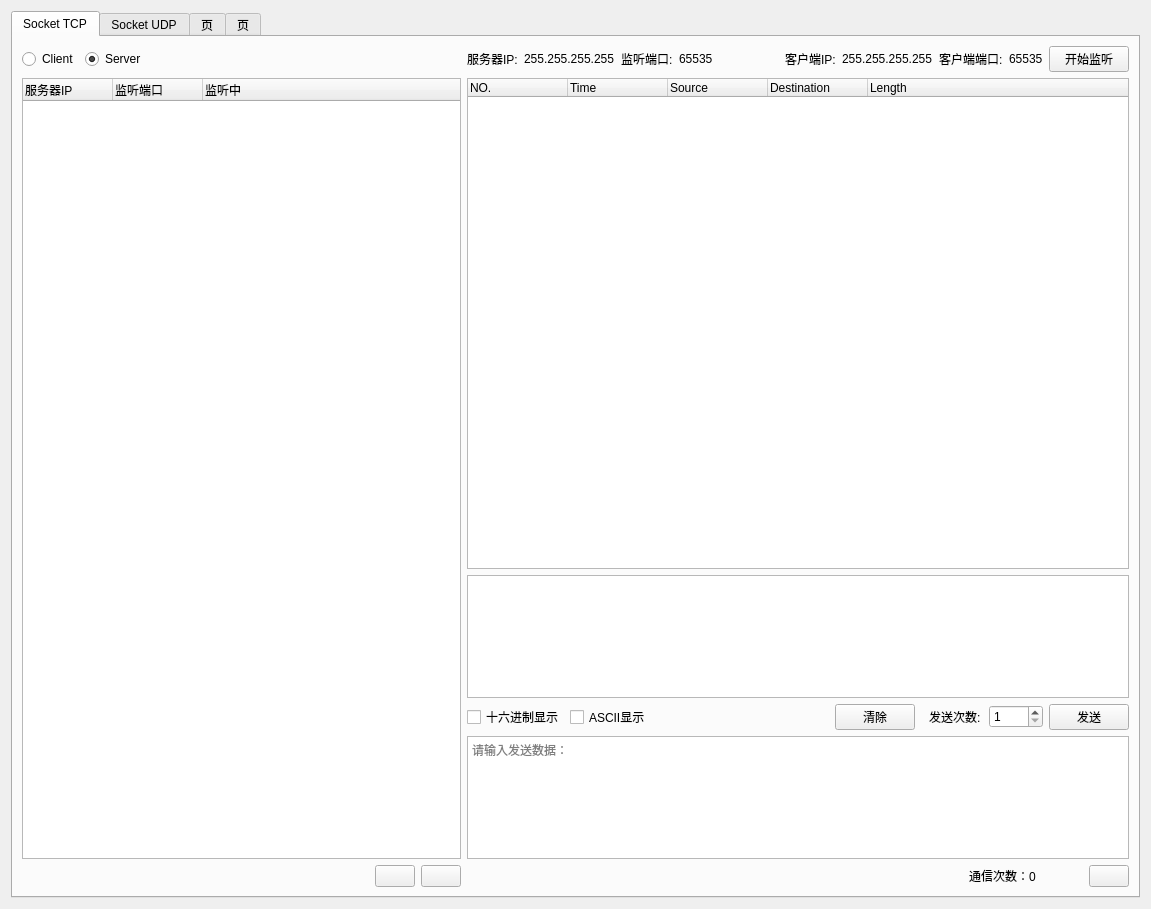
Old version of the form PythonProjects/OmronOfficeSystem/communication/CommunicationUi.ui in the repository MmMmMqianq/OmronOfficeSystem.
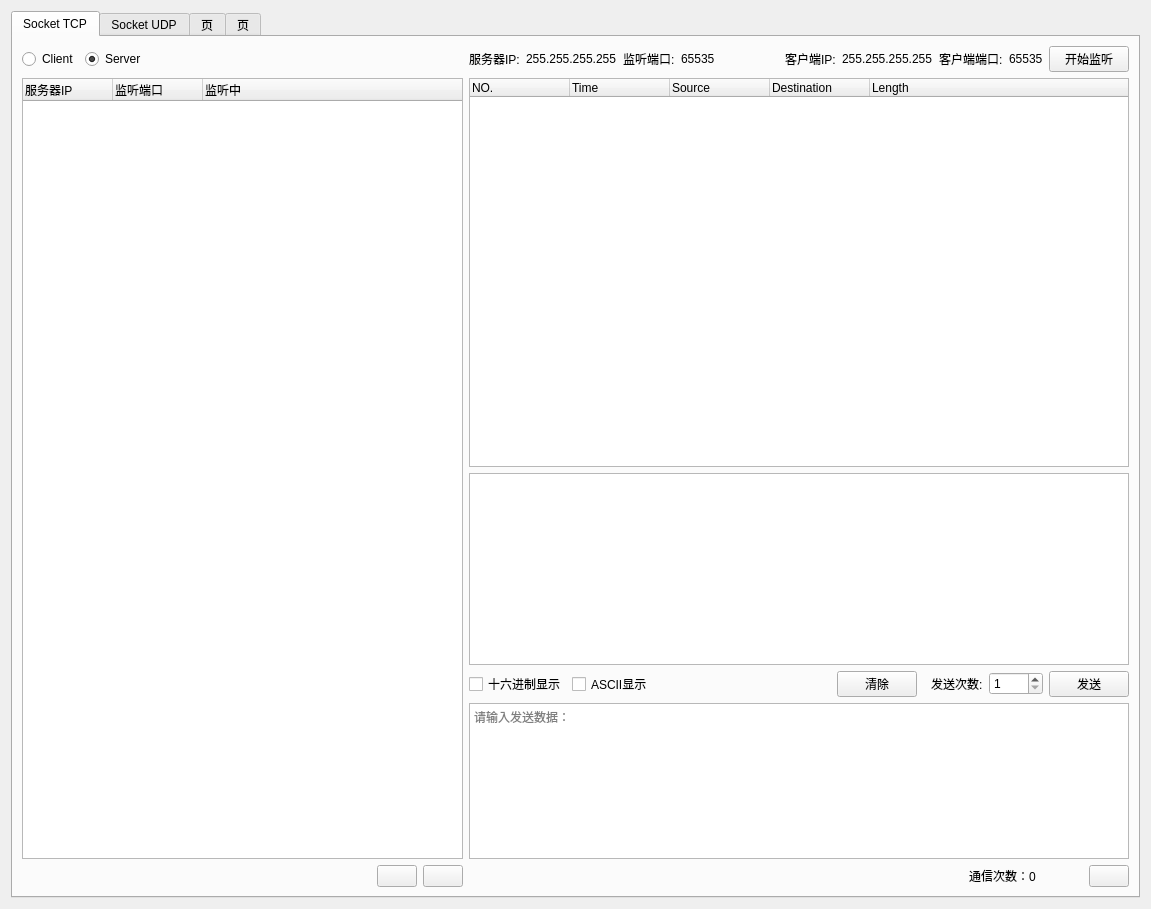
New version of the form. Icons and pictures are not drawn.

What changed in the file:
```diff
--- a/PythonProjects/OmronOfficeSystem/communication/CommunicationUi.ui
+++ b/PythonProjects/OmronOfficeSystem/communication/CommunicationUi.ui
@@ -28,7 +28,7 @@
       </attribute>
       <layout class="QVBoxLayout" name="verticalLayout">
        <item>
-        <layout class="QGridLayout" name="gridLayout" rowstretch="0,8,2,0,2,0" columnstretch="2,2,3,3,3">
+        <layout class="QGridLayout" name="gridLayout" rowstretch="0,5,0,0,2,0" columnstretch="2,0,0,0,0">
          <property name="horizontalSpacing">
           <number>-1</number>
          </property>
@@ -157,36 +157,128 @@
            </item>
           </layout>
          </item>
-         <item row="5" column="0">
-          <spacer name="horizontalSpacer_6">
-           <property name="orientation">
-            <enum>Qt::Horizontal</enum>
+         <item row="1" column="2" colspan="3">
+          <widget class="QTreeWidget" name="overViewTree">
+           <column>
+            <property name="text">
+             <string>NO.</string>
+            </property>
+           </column>
+           <column>
+            <property name="text">
+             <string>Time</string>
+            </property>
+            <property name="font">
+             <font>
+              <bold>false</bold>
+             </font>
+            </property>
+           </column>
+           <column>
+            <property name="text">
+             <string>Source</string>
+            </property>
+           </column>
+           <column>
+            <property name="text">
+             <string>Destination</string>
+            </property>
+           </column>
+           <column>
+            <property name="text">
+             <string>Length</string>
+            </property>
+           </column>
+          </widget>
+         </item>
+         <item row="5" column="1">
+          <layout class="QHBoxLayout" name="horizontalLayout_5" stretch="0,0,0">
+           <property name="spacing">
+            <number>-1</number>
            </property>
-           <property name="sizeType">
-            <enum>QSizePolicy::Fixed</enum>
-           </property>
-           <property name="sizeHint" stdset="0">
-            <size>
-             <width>103</width>
-             <height>20</height>
-            </size>
-           </property>
-          </spacer>
+           <item>
+            <spacer name="horizontalSpacer_4">
+             <property name="orientation">
+              <enum>Qt::Horizontal</enum>
+             </property>
+             <property name="sizeHint" stdset="0">
+              <size>
+               <width>40</width>
+               <height>20</height>
+              </size>
+             </property>
+            </spacer>
+           </item>
+           <item>
+            <widget class="QPushButton" name="minusBtn">
+             <property name="sizePolicy">
+              <sizepolicy hsizetype="Fixed" vsizetype="Fixed">
+               <horstretch>0</horstretch>
+               <verstretch>0</verstretch>
+              </sizepolicy>
+             </property>
+             <property name="toolTip">
+              <string>删除客户端/服务器</string>
+             </property>
+             <property name="layoutDirection">
+              <enum>Qt::LeftToRight</enum>
+             </property>
+             <property name="text">
+              <string/>
+             </property>
+             <property name="icon">
+              <iconset>
+               <normaloff>images/minus.png</normaloff>images/minus.png</iconset>
+             </property>
+            </widget>
+           </item>
+           <item>
+            <widget class="QPushButton" name="plusBtn">
+             <property name="sizePolicy">
+              <sizepolicy hsizetype="Fixed" vsizetype="Fixed">
+               <horstretch>0</horstretch>
+               <verstretch>0</verstretch>
+              </sizepolicy>
+             </property>
+             <property name="baseSize">
+              <size>
+               <width>0</width>
+               <height>0</height>
+              </size>
+             </property>
+             <property name="toolTip">
+              <string>增加客户端/服务器</string>
+             </property>
+             <property name="layoutDirection">
+              <enum>Qt::LeftToRight</enum>
+             </property>
+             <property name="text">
+              <string/>
+             </property>
+             <property name="icon">
+              <iconset>
+               <normaloff>images/plus.png</normaloff>images/plus.png</iconset>
+             </property>
+             <property name="iconSize">
+              <size>
+               <width>16</width>
+               <height>16</height>
+              </size>
+             </property>
+            </widget>
+           </item>
+          </layout>
          </item>
-         <item row="5" column="4">
-          <widget class="QPushButton" name="settingBtn">
+         <item row="5" column="3">
+          <widget class="QLabel" name="label_9">
            <property name="sizePolicy">
-            <sizepolicy hsizetype="Fixed" vsizetype="Fixed">
+            <sizepolicy hsizetype="Fixed" vsizetype="Preferred">
              <horstretch>0</horstretch>
              <verstretch>0</verstretch>
             </sizepolicy>
            </property>
            <property name="text">
-            <string/>
-           </property>
-           <property name="icon">
-            <iconset>
-             <normaloff>images/cog.png</normaloff>images/cog.png</iconset>
+            <string>通信次数：0              </string>
            </property>
           </widget>
          </item>
@@ -230,86 +322,6 @@
            </column>
           </widget>
          </item>
-         <item row="0" column="0" colspan="2">
-          <layout class="QHBoxLayout" name="horizontalLayout_2" stretch="0,0">
-           <property name="spacing">
-            <number>-1</number>
-           </property>
-           <property name="sizeConstraint">
-            <enum>QLayout::SetDefaultConstraint</enum>
-           </property>
-           <property name="topMargin">
-            <number>0</number>
-           </property>
-           <item>
-            <widget class="QRadioButton" name="clientBtn">
-             <property name="sizePolicy">
-              <sizepolicy hsizetype="Fixed" vsizetype="Fixed">
-               <horstretch>0</horstretch>
-               <verstretch>0</verstretch>
-              </sizepolicy>
-             </property>
-             <property name="layoutDirection">
-              <enum>Qt::LeftToRight</enum>
-             </property>
-             <property name="text">
-              <string>Client</string>
-             </property>
-             <property name="checked">
-              <bool>false</bool>
-             </property>
-             <attribute name="buttonGroup">
-              <string notr="true">CSGroup</string>
-             </attribute>
-            </widget>
-           </item>
-           <item>
-            <widget class="QRadioButton" name="serverBtn">
-             <property name="sizePolicy">
-              <sizepolicy hsizetype="Minimum" vsizetype="Fixed">
-               <horstretch>0</horstretch>
-               <verstretch>0</verstretch>
-              </sizepolicy>
-             </property>
-             <property name="text">
-              <string>Server</string>
-             </property>
-             <property name="checked">
-              <bool>true</bool>
-             </property>
-             <attribute name="buttonGroup">
-              <string notr="true">CSGroup</string>
-             </attribute>
-            </widget>
-           </item>
-          </layout>
-         </item>
-         <item row="5" column="3">
-          <widget class="QLabel" name="label_9">
-           <property name="sizePolicy">
-            <sizepolicy hsizetype="Fixed" vsizetype="Preferred">
-             <horstretch>0</horstretch>
-             <verstretch>0</verstretch>
-            </sizepolicy>
-           </property>
-           <property name="text">
-            <string>通信次数：0              </string>
-           </property>
-          </widget>
-         </item>
-         <item row="5" column="2">
-          <spacer name="horizontalSpacer_2">
-           <property name="orientation">
-            <enum>Qt::Horizontal</enum>
-           </property>
-           <property name="sizeHint" stdset="0">
-            <size>
-             <width>168</width>
-             <height>20</height>
-            </size>
-           </property>
-          </spacer>
-         </item>
          <item row="3" column="2" colspan="3">
           <layout class="QHBoxLayout" name="horizontalLayout_3">
            <property name="leftMargin">
@@ -421,6 +433,73 @@
            </item>
           </layout>
          </item>
+         <item row="0" column="0" colspan="2">
+          <layout class="QHBoxLayout" name="horizontalLayout_2" stretch="0,0">
+           <property name="spacing">
+            <number>-1</number>
+           </property>
+           <property name="sizeConstraint">
+            <enum>QLayout::SetDefaultConstraint</enum>
+           </property>
+           <property name="topMargin">
+            <number>0</number>
+           </property>
+           <item>
+            <widget class="QRadioButton" name="clientBtn">
+             <property name="sizePolicy">
+              <sizepolicy hsizetype="Fixed" vsizetype="Fixed">
+               <horstretch>0</horstretch>
+               <verstretch>0</verstretch>
+              </sizepolicy>
+             </property>
+             <property name="layoutDirection">
+              <enum>Qt::LeftToRight</enum>
+             </property>
+             <property name="text">
+              <string>Client</string>
+             </property>
+             <property name="checked">
+              <bool>false</bool>
+             </property>
+             <attribute name="buttonGroup">
+              <string notr="true">CSGroup</string>
+             </attribute>
+            </widget>
+           </item>
+           <item>
+            <widget class="QRadioButton" name="serverBtn">
+             <property name="sizePolicy">
+              <sizepolicy hsizetype="Minimum" vsizetype="Fixed">
+               <horstretch>0</horstretch>
+               <verstretch>0</verstretch>
+              </sizepolicy>
+             </property>
+             <property name="text">
+              <string>Server</string>
+             </property>
+             <property name="checked">
+              <bool>true</bool>
+             </property>
+             <attribute name="buttonGroup">
+              <string notr="true">CSGroup</string>
+             </attribute>
+            </widget>
+           </item>
+          </layout>
+         </item>
+         <item row="5" column="2">
+          <spacer name="horizontalSpacer_2">
+           <property name="orientation">
+            <enum>Qt::Horizontal</enum>
+           </property>
+           <property name="sizeHint" stdset="0">
+            <size>
+             <width>168</width>
+             <height>20</height>
+            </size>
+           </property>
+          </spacer>
+         </item>
          <item row="4" column="2" colspan="3">
           <widget class="QTextEdit" name="sendDataEdit">
            <property name="readOnly">
@@ -431,121 +510,42 @@
            </property>
           </widget>
          </item>
-         <item row="5" column="1">
-          <layout class="QHBoxLayout" name="horizontalLayout_5" stretch="0,0,0">
-           <property name="spacing">
-            <number>-1</number>
+         <item row="5" column="0">
+          <spacer name="horizontalSpacer_6">
+           <property name="orientation">
+            <enum>Qt::Horizontal</enum>
            </property>
-           <item>
-            <spacer name="horizontalSpacer_4">
-             <property name="orientation">
-              <enum>Qt::Horizontal</enum>
-             </property>
-             <property name="sizeHint" stdset="0">
-              <size>
-               <width>40</width>
-               <height>20</height>
-              </size>
-             </property>
-            </spacer>
-           </item>
-           <item>
-            <widget class="QPushButton" name="minusBtn">
-             <property name="sizePolicy">
-              <sizepolicy hsizetype="Fixed" vsizetype="Fixed">
-               <horstretch>0</horstretch>
-               <verstretch>0</verstretch>
-              </sizepolicy>
-             </property>
-             <property name="toolTip">
-              <string>删除客户端/服务器</string>
-             </property>
-             <property name="layoutDirection">
-              <enum>Qt::LeftToRight</enum>
-             </property>
-             <property name="text">
-              <string/>
-             </property>
-             <property name="icon">
-              <iconset>
-               <normaloff>images/minus.png</normaloff>images/minus.png</iconset>
-             </property>
-            </widget>
-           </item>
-           <item>
-            <widget class="QPushButton" name="plusBtn">
-             <property name="sizePolicy">
-              <sizepolicy hsizetype="Fixed" vsizetype="Fixed">
-               <horstretch>0</horstretch>
-               <verstretch>0</verstretch>
-              </sizepolicy>
-             </property>
-             <property name="baseSize">
-              <size>
-               <width>0</width>
-               <height>0</height>
-              </size>
-             </property>
-             <property name="toolTip">
-              <string>增加客户端/服务器</string>
-             </property>
-             <property name="layoutDirection">
-              <enum>Qt::LeftToRight</enum>
-             </property>
-             <property name="text">
-              <string/>
-             </property>
-             <property name="icon">
-              <iconset>
-               <normaloff>images/plus.png</normaloff>images/plus.png</iconset>
-             </property>
-             <property name="iconSize">
-              <size>
-               <width>16</width>
-               <height>16</height>
-              </size>
-             </property>
-            </widget>
-           </item>
-          </layout>
+           <property name="sizeType">
+            <enum>QSizePolicy::Fixed</enum>
+           </property>
+           <property name="sizeHint" stdset="0">
+            <size>
+             <width>103</width>
+             <height>20</height>
+            </size>
+           </property>
+          </spacer>
+         </item>
+         <item row="5" column="4">
+          <widget class="QPushButton" name="settingBtn">
+           <property name="sizePolicy">
+            <sizepolicy hsizetype="Fixed" vsizetype="Fixed">
+             <horstretch>0</horstretch>
+             <verstretch>0</verstretch>
+            </sizepolicy>
+           </property>
+           <property name="text">
+            <string/>
+           </property>
+           <property name="icon">
+            <iconset>
+             <normaloff>images/cog.png</normaloff>images/cog.png</iconset>
+           </property>
+          </widget>
          </item>
          <item row="2" column="2" colspan="3">
           <widget class="QTextEdit" name="receiveDataEdit"/>
          </item>
-         <item row="1" column="2" colspan="3">
-          <widget class="QTreeWidget" name="overViewTree">
-           <column>
-            <property name="text">
-             <string>NO.</string>
-            </property>
-           </column>
-           <column>
-            <property name="text">
-             <string>Time</string>
-            </property>
-            <property name="font">
-             <font>
-              <bold>false</bold>
-             </font>
-            </property>
-           </column>
-           <column>
-            <property name="text">
-             <string>Source</string>
-            </property>
-           </column>
-           <column>
-            <property name="text">
-             <string>Destination</string>
-            </property>
-           </column>
-           <column>
-            <property name="text">
-             <string>Length</string>
-            </property>
-           </column>
-          </widget>
-         </item>
         </layout>
        </item>
       </layout>
```
